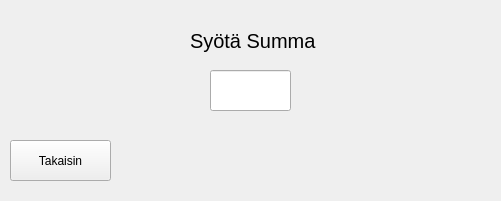
The window that bank-automat/nosto.ui (JohWid1/BankSimulRyhmatyo) describes before a commit, drawn with Qt 5.
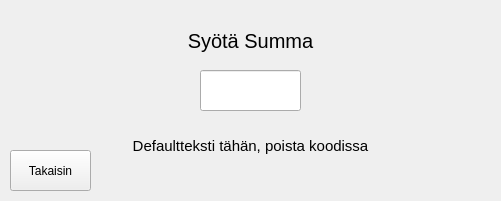
The same window after the commit. The open tabs and pages were chosen to show the change.

```diff
--- a/bank-automat/nosto.ui
+++ b/bank-automat/nosto.ui
@@ -183,9 +183,9 @@
     <widget class="QLineEdit" name="withdrawAmountLineEdit">
      <property name="geometry">
       <rect>
-       <x>210</x>
+       <x>200</x>
        <y>70</y>
-       <width>81</width>
+       <width>101</width>
        <height>41</height>
       </rect>
      </property>
@@ -194,13 +194,16 @@
        <pointsize>20</pointsize>
       </font>
      </property>
+     <property name="alignment">
+      <set>Qt::AlignCenter</set>
+     </property>
     </widget>
     <widget class="QLabel" name="label_2">
      <property name="geometry">
       <rect>
-       <x>190</x>
+       <x>0</x>
        <y>20</y>
-       <width>131</width>
+       <width>501</width>
        <height>41</height>
       </rect>
      </property>
@@ -212,13 +215,16 @@
      <property name="text">
       <string>Syötä Summa</string>
      </property>
+     <property name="alignment">
+      <set>Qt::AlignCenter</set>
+     </property>
     </widget>
     <widget class="QPushButton" name="nostoTakaisin2">
      <property name="geometry">
       <rect>
        <x>10</x>
-       <y>140</y>
-       <width>101</width>
+       <y>150</y>
+       <width>81</width>
        <height>41</height>
       </rect>
      </property>
@@ -229,14 +235,23 @@
     <widget class="QLabel" name="nostoInfoLabel">
      <property name="geometry">
       <rect>
-       <x>160</x>
-       <y>130</y>
-       <width>181</width>
-       <height>41</height>
+       <x>120</x>
+       <y>120</y>
+       <width>261</width>
+       <height>51</height>
       </rect>
      </property>
+     <property name="font">
+      <font>
+       <family>Arial</family>
+       <pointsize>11</pointsize>
+      </font>
+     </property>
      <property name="text">
-      <string/>
+      <string>Defaultteksti tähän, poista koodissa</string>
+     </property>
+     <property name="alignment">
+      <set>Qt::AlignCenter</set>
      </property>
     </widget>
    </widget>
```
Left out of the diff: 31 changed lines with no effect on the pictures.
